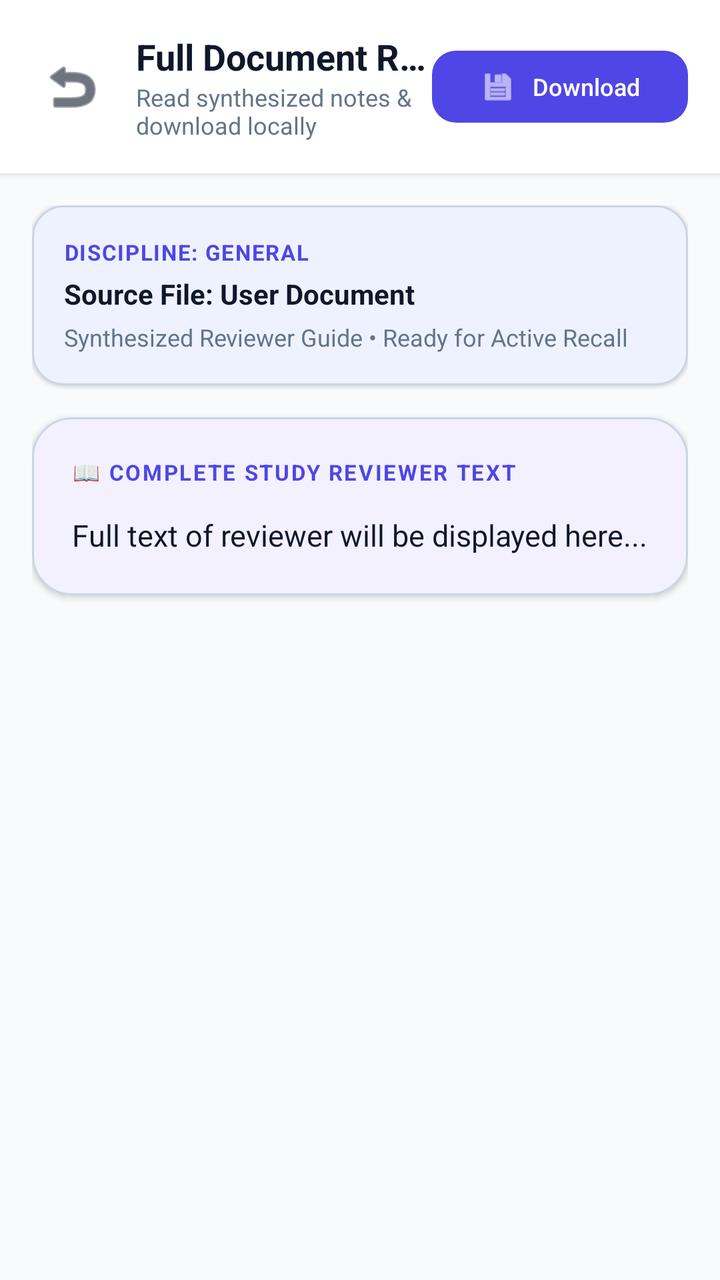
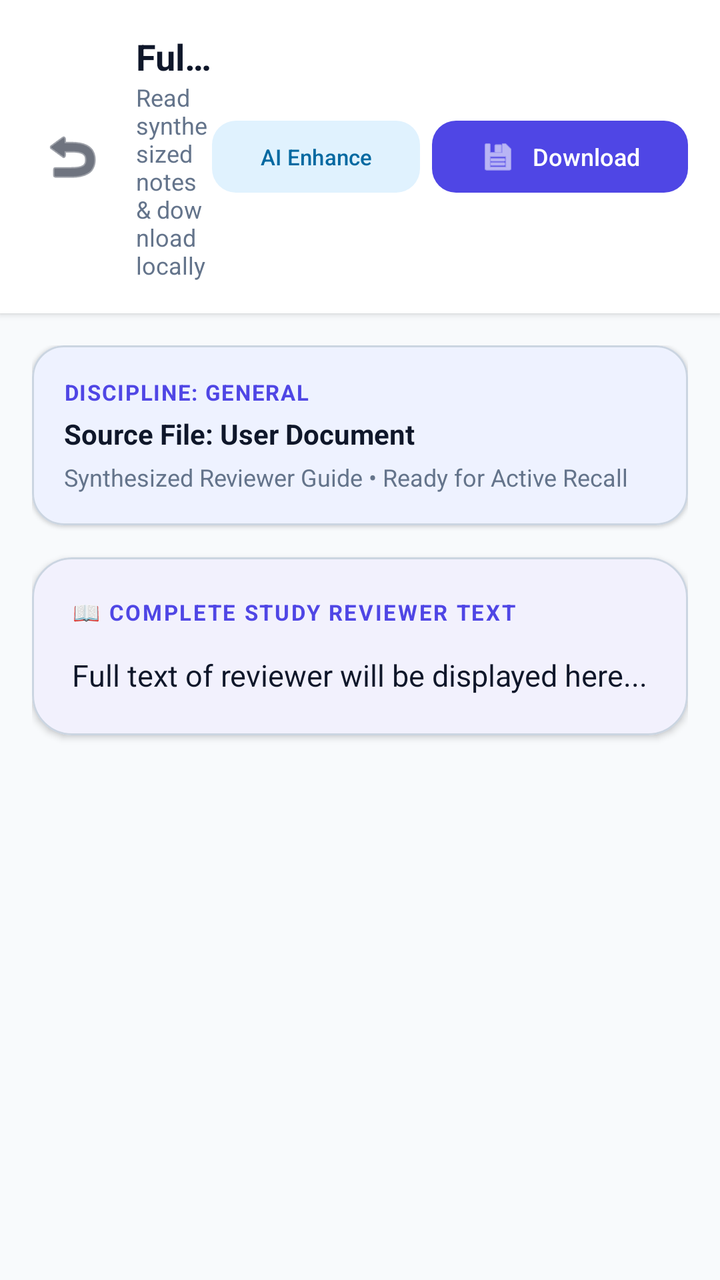

Two renders of the same Android screen: before a commit and after it. Below are the layout's source before the change and the commit's diff.
<!-- AndroidManifest.xml: application theme Theme.StudyBuddy -->
<!-- res/layout/fragment_document_reader.xml -->
<?xml version="1.0" encoding="utf-8"?>
<LinearLayout xmlns:android="http://schemas.android.com/apk/res/android"
    xmlns:app="http://schemas.android.com/apk/res-auto"
    android:layout_width="match_parent"
    android:layout_height="match_parent"
    android:orientation="vertical"
    android:background="@color/md_theme_background">

    
    <LinearLayout
        android:layout_width="match_parent"
        android:layout_height="wrap_content"
        android:orientation="horizontal"
        android:gravity="center_vertical"
        android:padding="16dp"
        android:background="@color/md_theme_surface"
        android:elevation="2dp">

        <ImageButton
            android:id="@+id/btn_reader_back"
            android:layout_width="40dp"
            android:layout_height="40dp"
            android:background="?attr/selectableItemBackgroundBorderless"
            android:src="@android:drawable/ic_menu_revert"
            app:tint="@color/md_theme_onSurface" />

        <LinearLayout
            android:layout_width="0dp"
            android:layout_height="wrap_content"
            android:layout_marginStart="12dp"
            android:layout_weight="1"
            android:orientation="vertical">

            <TextView
                android:id="@+id/tv_reader_title"
                android:layout_width="wrap_content"
                android:layout_height="wrap_content"
                android:text="Full Document Reviewer"
                android:textColor="@color/md_theme_onSurface"
                android:textSize="18sp"
                android:textStyle="bold"
                android:maxLines="1"
                android:ellipsize="end" />

            <TextView
                android:id="@+id/tv_reader_subtitle"
                android:layout_width="wrap_content"
                android:layout_height="wrap_content"
                android:text="Read synthesized notes &amp; download locally"
                android:textColor="@color/md_theme_onSurfaceVariant"
                android:textSize="12sp" />
        </LinearLayout>

        <com.google.android.material.button.MaterialButton
            android:id="@+id/btn_reader_download"
            android:layout_width="wrap_content"
            android:layout_height="44dp"
            android:text="Download"
            android:textSize="12sp"
            app:icon="@android:drawable/ic_menu_save"
            app:cornerRadius="12dp" />
    </LinearLayout>

    <ScrollView
        android:layout_width="match_parent"
        android:layout_height="0dp"
        android:layout_weight="1"
        android:padding="16dp">

        <LinearLayout
            android:layout_width="match_parent"
            android:layout_height="wrap_content"
            android:orientation="vertical">

            
            <com.google.android.material.card.MaterialCardView
                android:layout_width="match_parent"
                android:layout_height="wrap_content"
                android:layout_marginBottom="16dp"
                app:cardCornerRadius="16dp"
                app:cardElevation="1dp"
                app:strokeWidth="1dp"
                app:strokeColor="@color/md_theme_outline"
                app:cardBackgroundColor="@color/md_theme_primaryContainer">

                <LinearLayout
                    android:layout_width="match_parent"
                    android:layout_height="wrap_content"
                    android:orientation="vertical"
                    android:padding="16dp">

                    <TextView
                        android:id="@+id/tv_reader_subject_badge"
                        android:layout_width="wrap_content"
                        android:layout_height="wrap_content"
                        android:text="DISCIPLINE: GENERAL"
                        android:textColor="@color/md_theme_primary"
                        android:textSize="11sp"
                        android:textStyle="bold"
                        android:letterSpacing="0.05" />

                    <TextView
                        android:id="@+id/tv_reader_source_file"
                        android:layout_width="wrap_content"
                        android:layout_height="wrap_content"
                        android:layout_marginTop="4dp"
                        android:text="Source File: User Document"
                        android:textColor="@color/md_theme_onSurface"
                        android:textSize="14sp"
                        android:textStyle="bold" />

                    <TextView
                        android:id="@+id/tv_reader_stats_badge"
                        android:layout_width="wrap_content"
                        android:layout_height="wrap_content"
                        android:layout_marginTop="4dp"
                        android:text="Synthesized Reviewer Guide • Ready for Active Recall"
                        android:textColor="@color/md_theme_onSurfaceVariant"
                        android:textSize="12sp" />
                </LinearLayout>
            </com.google.android.material.card.MaterialCardView>

            
            <com.google.android.material.card.MaterialCardView
                android:layout_width="match_parent"
                android:layout_height="wrap_content"
                android:layout_marginBottom="32dp"
                app:cardCornerRadius="20dp"
                app:cardElevation="2dp"
                app:strokeWidth="1dp"
                app:strokeColor="@color/md_theme_outline"
                app:cardBackgroundColor="@color/md_theme_surface">

                <LinearLayout
                    android:layout_width="match_parent"
                    android:layout_height="wrap_content"
                    android:orientation="vertical"
                    android:padding="20dp">

                    <TextView
                        android:layout_width="wrap_content"
                        android:layout_height="wrap_content"
                        android:text="📖 COMPLETE STUDY REVIEWER TEXT"
                        android:textColor="@color/md_theme_primary"
                        android:textSize="11sp"
                        android:textStyle="bold"
                        android:letterSpacing="0.08" />

                    <TextView
                        android:id="@+id/tv_reader_body_content"
                        android:layout_width="match_parent"
                        android:layout_height="wrap_content"
                        android:layout_marginTop="14dp"
                        android:text="Full text of reviewer will be displayed here..."
                        android:textColor="@color/md_theme_onSurface"
                        android:textSize="15sp"
                        android:lineSpacingExtra="5dp"
                        android:textIsSelectable="true" />
                </LinearLayout>
            </com.google.android.material.card.MaterialCardView>

        </LinearLayout>
    </ScrollView>

</LinearLayout>
<!-- resources referenced by this layout -->
<resources>
  <color name="md_theme_background">#F8FAFC</color>
  <color name="md_theme_onSurface">#0F172A</color>
  <color name="md_theme_onSurfaceVariant">#64748B</color>
  <color name="md_theme_outline">#CBD5E1</color>
  <color name="md_theme_primary">#4F46E5</color>
  <color name="md_theme_primaryContainer">#EEF2FF</color>
  <color name="md_theme_surface">#FFFFFF</color>
  <style name="Theme.StudyBuddy" parent="Theme.Material3.DayNight.NoActionBar">
          
          <item name="colorPrimary">@color/md_theme_primary</item>
          <item name="colorOnPrimary">@color/md_theme_onPrimary</item>
          <item name="colorPrimaryContainer">@color/md_theme_primaryContainer</item>
          <item name="colorOnPrimaryContainer">@color/md_theme_onPrimaryContainer</item>
          
          <item name="colorSecondary">@color/md_theme_secondary</item>
          <item name="colorOnSecondary">@color/md_theme_onSecondary</item>
          <item name="colorSecondaryContainer">@color/md_theme_secondaryContainer</item>
          <item name="colorOnSecondaryContainer">@color/md_theme_onSecondaryContainer</item>
  
          <item name="colorTertiary">@color/md_theme_tertiary</item>
          <item name="colorOnTertiary">#FFFFFF</item>
  
          <item name="android:colorBackground">@color/md_theme_background</item>
          <item name="colorSurface">@color/md_theme_surface</item>
          <item name="colorOnSurface">@color/md_theme_onSurface</item>
          <item name="colorSurfaceVariant">@color/md_theme_surfaceVariant</item>
          <item name="colorOnSurfaceVariant">@color/md_theme_onSurfaceVariant</item>
  
          
          <item name="android:statusBarColor">@color/md_theme_background</item>
          <item name="android:windowLightStatusBar">true</item>
          <item name="android:navigationBarColor">@color/md_theme_surface</item>
      </style>
  <color name="md_theme_onPrimary">#FFFFFF</color>
  <color name="md_theme_onPrimaryContainer">#312E81</color>
  <color name="md_theme_secondary">#06B6D4</color>
  <color name="md_theme_onSecondary">#FFFFFF</color>
  <color name="md_theme_secondaryContainer">#E0F2FE</color>
  <color name="md_theme_onSecondaryContainer">#0369A1</color>
  <color name="md_theme_tertiary">#8B5CF6</color>
  <color name="md_theme_surfaceVariant">#F1F5F9</color>
</resources>

<!-- the commit's change to res/layout/fragment_document_reader.xml (unified diff, before → after) -->
@@ -50,6 +50,16 @@
                 android:textColor="@color/md_theme_onSurfaceVariant"
                 android:textSize="12sp" />
         </LinearLayout>
+
+        <com.google.android.material.button.MaterialButton
+            android:id="@+id/btn_reader_ai_regenerate"
+            style="@style/Widget.Material3.Button.TonalButton"
+            android:layout_width="wrap_content"
+            android:layout_height="44dp"
+            android:layout_marginEnd="6dp"
+            android:text="AI Enhance"
+            android:textSize="11sp"
+            app:cornerRadius="12dp" />
 
         <com.google.android.material.button.MaterialButton
             android:id="@+id/btn_reader_download"
